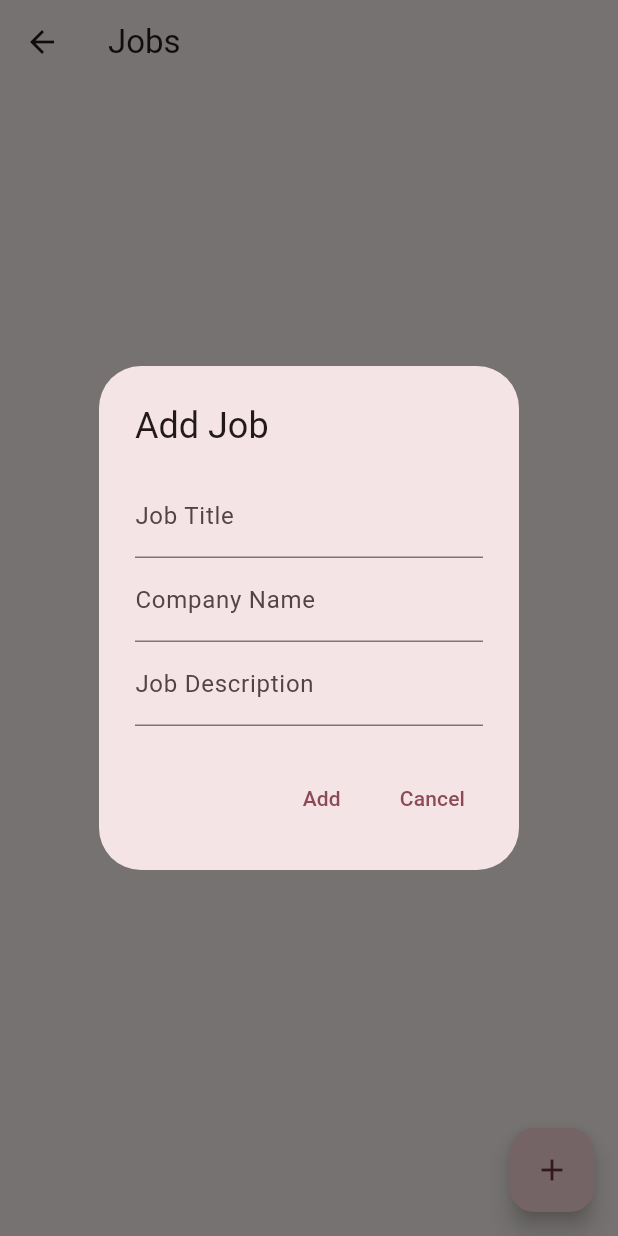
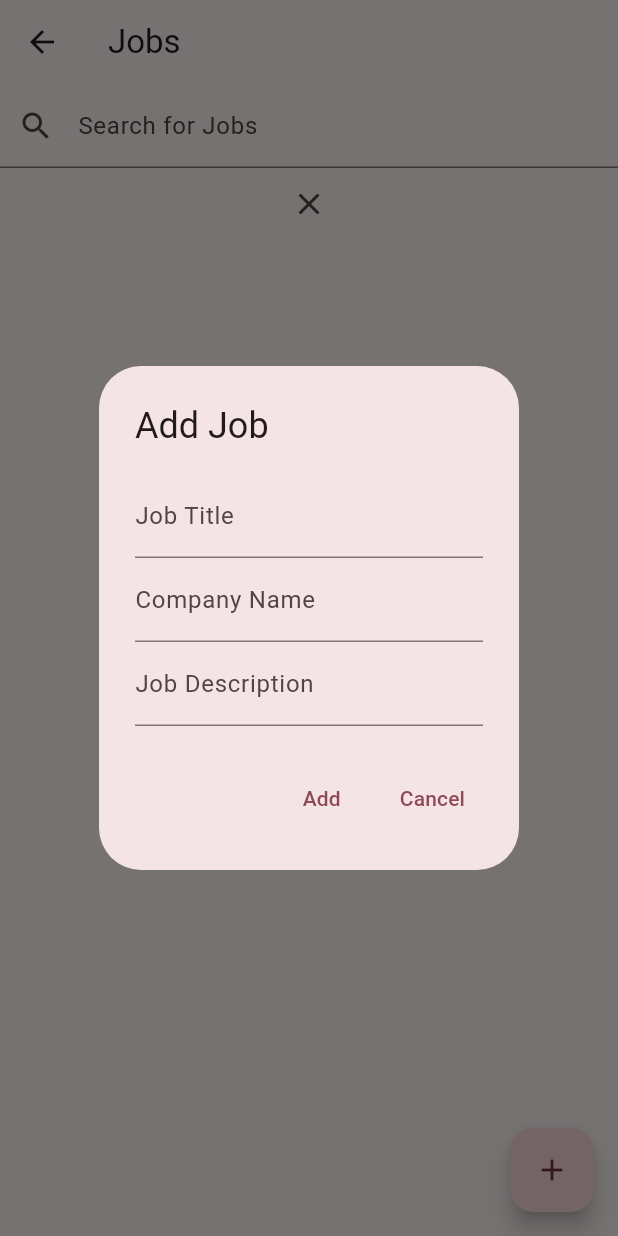
Before and after one commit to SongYeongEng/DevHack2023, a Flutter app: the JobsScreen screen opened directly, after a tap on the "add" icon, on a phone screen of 412 x 824 dp. Run offline on Flutter 3.47's test engine with Material 2 defaults, Android fonts, the light colour scheme and no system bars; our stand-ins replace cloud_firestore, firebase_core; accounts and stored records are empty.

Commit message:
adding search bar

```diff
--- a/newpants/lib/pages/jobs.dart
+++ b/newpants/lib/pages/jobs.dart
@@ -9,6 +9,7 @@ class JobsScreen extends StatefulWidget {
 
 class _JobsScreenState extends State<JobsScreen> {
   List<Job> jobs = [];
+  TextEditingController searchController = TextEditingController();
 
   @override
   void initState() {
@@ -81,9 +82,22 @@ class _JobsScreenState extends State<JobsScreen> {
     );
   }
 
-  void refresh() {
-    // Refresh the page by loading job data again
-    _loadJobData();
+  void searchJobs(String query) {
+    List<Job> filteredJobs = jobs
+        .where((job) =>
+            job.jobClass.toLowerCase().contains(query.toLowerCase()) ||
+            job.companyName.toLowerCase().contains(query.toLowerCase()) ||
+            job.jobDescription.toLowerCase().contains(query.toLowerCase()))
+        .toList();
+
+    setState(() {
+      jobs = filteredJobs;
+    });
+  }
+
+  void clearSearch() {
+    searchController.clear();
+    _loadJobData(); // Reset the job list to the original state
   }
 
   @override
@@ -91,8 +105,26 @@ class _JobsScreenState extends State<JobsScreen> {
     return Scaffold(
       appBar: AppBar(
         title: Text('Jobs'),
+
       ),
-      body: ListView.builder(
+      body: Column(
+        children: [
+          TextField(
+            controller: searchController,
+            decoration: InputDecoration(
+              labelText: 'Search for Jobs',
+              prefixIcon: Icon(Icons.search),
+            ),
+            onChanged: (value) {
+              searchJobs(value);
+            },
+          ),
+          IconButton(
+            icon: Icon(Icons.clear),
+            onPressed: clearSearch,
+          ),
+          Expanded(
+            child: ListView.builder(
               itemCount: jobs.length,
               itemBuilder: (context, index) {
                 Job job = jobs[index];
@@ -119,6 +151,9 @@ class _JobsScreenState extends State<JobsScreen> {
                 );
               },
             ),
+          ),
+        ],
+      ),
       floatingActionButton: FloatingActionButton(
         onPressed: () {
           _showAddJobDialog(context);
```
Lines whose indentation alone changed are shown as unchanged.
